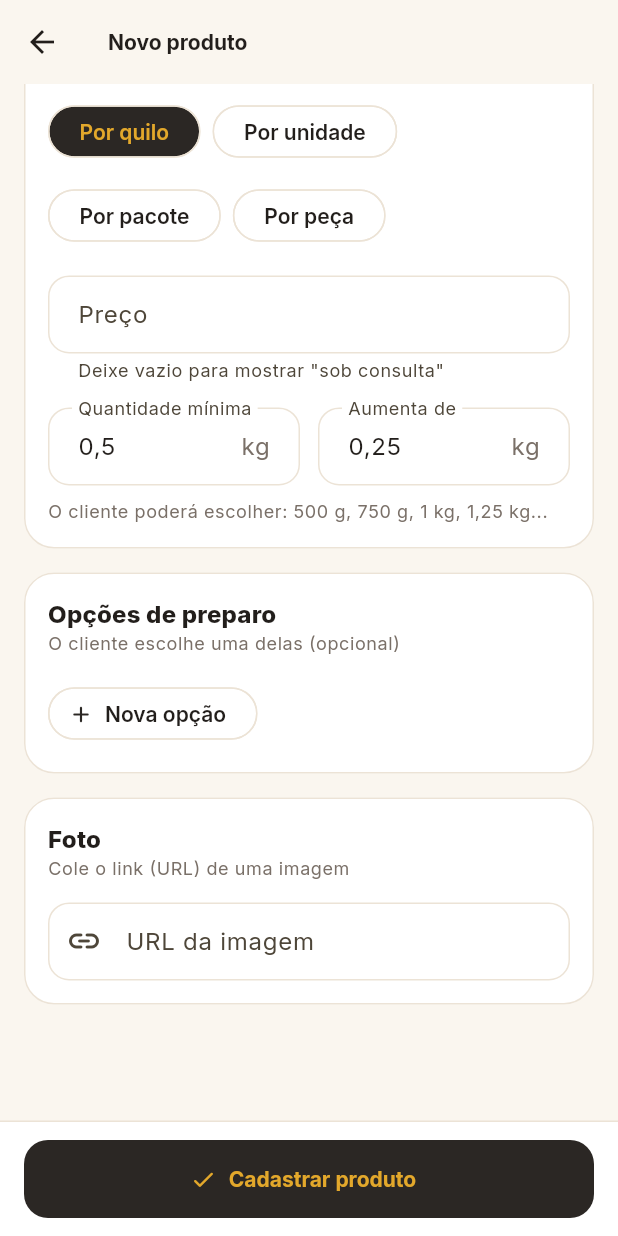
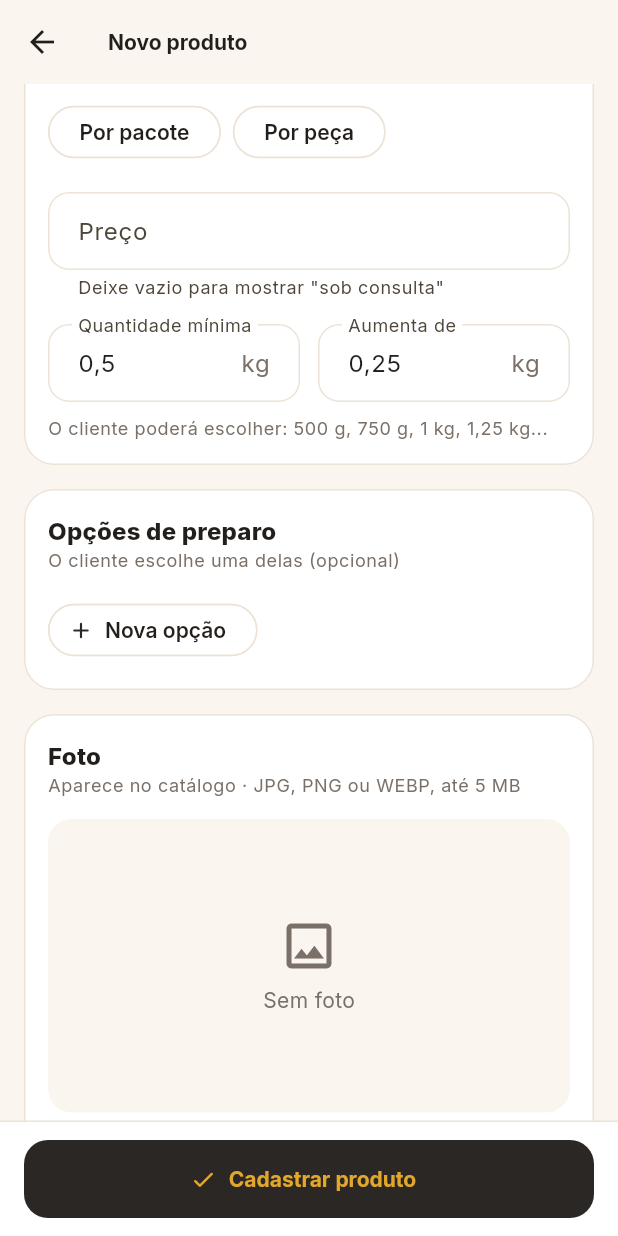
Before and after one commit to PauloH-Tech/App-Ribeiro-Meat, a Flutter app: the ProdutoFormPage screen opened directly with empty values, scrolled down 576 dp, after a tap on "Cadastrar produto", on a phone screen of 412 x 824 dp. Run offline on Flutter 3.47's test engine with Material 3 defaults, Android fonts, the phone set to English and light mode, and no system bars; our stand-ins replace google_fonts, image_picker, shared_preferences; accounts and stored records are empty; network calls fail.

Commit message:
salvamento de fotos no bucket s3

```diff
--- a/lib/pages/admin/admin_page.dart
+++ b/lib/pages/admin/admin_page.dart
@@ -49,7 +49,8 @@ class _PainelState extends State<_Painel> {
   @override
   void dispose() {
     // Ao sair do painel, o catálogo público reflete as alterações.
-    _catalogo.carregar();
+    // Silencioso: aqui não pode notificar a árvore de forma síncrona.
+    _catalogo.carregar(silencioso: true);
     super.dispose();
   }
 
--- a/lib/pages/admin/produto_form_page.dart
+++ b/lib/pages/admin/produto_form_page.dart
@@ -1,11 +1,13 @@
 import 'package:flutter/material.dart';
 import 'package:flutter/services.dart';
+import 'package:image_picker/image_picker.dart';
 import 'package:ribeiro_meat/config/tema.dart';
 import 'package:ribeiro_meat/models/admin.dart';
 import 'package:ribeiro_meat/models/opcao_preparo.dart';
 import 'package:ribeiro_meat/models/unidade_medida.dart';
 import 'package:ribeiro_meat/pages/admin/admin_utils.dart';
 import 'package:ribeiro_meat/services/admin_service.dart';
+import 'package:ribeiro_meat/utils/arquivo_imagem.dart';
 import 'package:ribeiro_meat/utils/formatador.dart';
 
 /// Cadastro/edição de produto. Retorna true (via pop) se algo foi salvo.
@@ -29,7 +31,6 @@ class _ProdutoFormPageState extends State<ProdutoFormPage> {
   final _form = GlobalKey<FormState>();
   late final TextEditingController _nome;
   late final TextEditingController _descricao;
-  late final TextEditingController _imagem;
   late final TextEditingController _minimo;
   late final TextEditingController _incremento;
   late final TextEditingController _pesoAproximado;
@@ -43,6 +44,15 @@ class _ProdutoFormPageState extends State<ProdutoFormPage> {
   late List<OpcaoPreparo> _preparos;
   bool _salvando = false;
 
+  /// URL da foto salva no produto (null = sem foto).
+  String? _fotoAtual;
+
+  /// Foto escolhida que ainda não foi enviada (vai para o S3 ao salvar).
+  Uint8List? _novaFoto;
+  String? _tipoNovaFoto;
+
+  bool get _temFoto => _novaFoto != null || _fotoAtual != null;
+
   bool get _editando => widget.produto != null;
 
   @override
@@ -51,7 +61,8 @@ class _ProdutoFormPageState extends State<ProdutoFormPage> {
     final p = widget.produto;
     _nome = TextEditingController(text: p?.name ?? '');
     _descricao = TextEditingController(text: p?.description ?? '');
-    _imagem = TextEditingController(text: p?.imageUrl ?? '');
+    final url = p?.imageUrl?.trim() ?? '';
+    _fotoAtual = url.isEmpty ? null : url;
     _unidade = p?.unitMeasurement ?? UnitMeasurement.kg;
     _minimo = TextEditingController(
       text: Formatador.numero(p?.minQuantity ?? _padrao(_unidade).$1),
@@ -74,7 +85,7 @@ class _ProdutoFormPageState extends State<ProdutoFormPage> {
     _precoPorKg = p?.pricePerKg ?? false;
     _preparosSelecionados = {...?p?.preparationOptions.map((o) => o.id)};
     _preparos = [...widget.preparos];
-    for (final c in [_minimo, _incremento, _imagem]) {
+    for (final c in [_minimo, _incremento]) {
       c.addListener(() => setState(() {}));
     }
   }
@@ -84,7 +95,6 @@ class _ProdutoFormPageState extends State<ProdutoFormPage> {
     for (final c in [
       _nome,
       _descricao,
-      _imagem,
       _minimo,
       _incremento,
       _pesoAproximado,
@@ -166,14 +176,106 @@ class _ProdutoFormPageState extends State<ProdutoFormPage> {
     });
   }
 
+  Future<void> _escolherFoto() async {
+    final XFile? arquivo;
+    try {
+      // Reduz no próprio aparelho: foto de celular fica leve e abaixo de 5 MB.
+      arquivo = await ImagePicker().pickImage(
+        source: ImageSource.gallery,
+        maxWidth: 1200,
+        maxHeight: 1200,
+        imageQuality: 85,
+      );
+    } catch (_) {
+      if (mounted) {
+        mostrarMensagem(context, 'Não foi possível abrir a foto', erro: true);
+      }
+      return;
+    }
+    if (arquivo == null) return; // cancelou
+    final bytes = await arquivo.readAsBytes();
+    if (!mounted) return;
+    final tipo = ArquivoImagem.tipo(bytes);
+    if (tipo == null) {
+      mostrarMensagem(
+        context,
+        'Formato não suportado. Use JPG, PNG ou WEBP.',
+        erro: true,
+      );
+      return;
+    }
+    if (bytes.length > ArquivoImagem.tamanhoMaximo) {
+      mostrarMensagem(context, 'A foto deve ter no máximo 5 MB.', erro: true);
+      return;
+    }
+    setState(() {
+      _novaFoto = bytes;
+      _tipoNovaFoto = tipo;
+    });
+  }
+
+  Widget _previaFoto() {
+    if (_novaFoto != null) {
+      return Image.memory(_novaFoto!, fit: BoxFit.cover);
+    }
+    if (_fotoAtual != null) {
+      return Image.network(
+        _fotoAtual!,
+        fit: BoxFit.cover,
+        errorBuilder: (_, _, _) => _semFoto('Não foi possível carregar a foto'),
+      );
+    }
+    return _semFoto('Sem foto');
+  }
+
+  Widget _semFoto(String texto) => Container(
+    color: Cores.fundo,
+    alignment: Alignment.center,
+    child: Column(
+      mainAxisSize: MainAxisSize.min,
+      children: [
+        const Icon(Icons.image_outlined, size: 40, color: Cores.textoSuave),
+        const SizedBox(height: 6),
+        Text(texto, style: const TextStyle(color: Cores.textoSuave)),
+      ],
+    ),
+  );
+
+  void _removerFoto() => setState(() {
+    _novaFoto = null;
+    _tipoNovaFoto = null;
+    _fotoAtual = null;
+  });
+
   Future<void> _salvar() async {
     if (!_form.currentState!.validate()) return;
     setState(() => _salvando = true);
+
+    // 1) Envia a foto nova (se houver) e usa a URL devolvida pela API.
+    if (_novaFoto != null) {
+      String? url;
+      final enviou = await executarAcao(context, () async {
+        url = await AdminService.enviarImagem(_novaFoto!, _tipoNovaFoto!);
+      });
+      if (!mounted) return;
+      if (!enviou) {
+        setState(() => _salvando = false);
+        return;
+      }
+      // Se o passo 2 falhar, um novo "Salvar" não reenvia a mesma foto.
+      setState(() {
+        _fotoAtual = url;
+        _novaFoto = null;
+        _tipoNovaFoto = null;
+      });
+    }
+
+    // 2) Salva o produto. A API apaga do S3 a foto antiga, se ela mudou.
     final form = ProdutoForm(
       categoryId: _categoriaId!,
       name: _nome.text,
       description: _descricao.text,
-      imageUrl: _imagem.text,
+      imageUrl: _fotoAtual ?? '',
       unitMeasurement: _unidade,
       minQuantity: _lerNumero(_minimo.text)!,
       increment: _lerNumero(_incremento.text)!,
@@ -443,48 +545,48 @@ class _ProdutoFormPageState extends State<ProdutoFormPage> {
             ),
             _Secao(
               titulo: 'Foto',
-              subtitulo: 'Cole o link (URL) de uma imagem',
+              subtitulo: 'Aparece no catálogo · JPG, PNG ou WEBP, até 5 MB',
               children: [
-                TextFormField(
-                  controller: _imagem,
-                  maxLength: 500,
-                  keyboardType: TextInputType.url,
-                  decoration: const InputDecoration(
-                    labelText: 'URL da imagem',
-                    hintText: 'https://...',
-                    counterText: '',
-                    prefixIcon: Icon(Icons.link_rounded),
+                ClipRRect(
+                  borderRadius: BorderRadius.circular(16),
+                  child: AspectRatio(
+                    aspectRatio: 16 / 9,
+                    child: _previaFoto(),
                   ),
-                  validator: (v) {
-                    final t = (v ?? '').trim();
-                    if (t.isEmpty) return null;
-                    final uri = Uri.tryParse(t);
-                    return uri == null ||
-                            !uri.hasScheme ||
-                            !uri.host.contains('.')
-                        ? 'Link inválido'
-                        : null;
-                  },
                 ),
-                if (_imagem.text.trim().isNotEmpty) ...[
-                  const SizedBox(height: 12),
-                  ClipRRect(
-                    borderRadius: BorderRadius.circular(16),
-                    child: AspectRatio(
-                      aspectRatio: 16 / 9,
-                      child: Image.network(
-                        _imagem.text.trim(),
-                        fit: BoxFit.cover,
-                        errorBuilder: (_, _, _) => Container(
-                          color: Cores.fundo,
-                          alignment: Alignment.center,
-                          child: const Text(
-                            'Não foi possível carregar a imagem',
-                            style: TextStyle(color: Cores.textoSuave),
-                          ),
+                const SizedBox(height: 12),
+                Wrap(
+                  spacing: 8,
+                  runSpacing: 8,
+                  crossAxisAlignment: WrapCrossAlignment.center,
+                  children: [
+                    OutlinedButton.icon(
+                      onPressed: _salvando ? null : _escolherFoto,
+                      icon: const Icon(Icons.photo_library_outlined),
+                      label: Text(_temFoto ? 'Trocar foto' : 'Escolher foto'),
+                    ),
+                    if (_temFoto)
+                      TextButton.icon(
+                        onPressed: _salvando ? null : _removerFoto,
+                        style: TextButton.styleFrom(
+                          foregroundColor: Cores.vinho,
                         ),
+                        icon: const Icon(Icons.delete_outline_rounded),
+                        label: const Text('Remover foto'),
                       ),
-                    ),
+                  ],
+                ),
+                if (_novaFoto != null) ...[
+                  const SizedBox(height: 8),
+                  Text(
+                    'Nova foto escolhida. Ela será enviada ao salvar.',
+                    style: tema.bodySmall?.copyWith(color: Cores.textoSuave),
+                  ),
+                ] else if (!_temFoto && widget.produto?.imageUrl != null) ...[
+                  const SizedBox(height: 8),
+                  Text(
+                    'A foto será removida ao salvar.',
+                    style: tema.bodySmall?.copyWith(color: Cores.textoSuave),
                   ),
                 ],
               ],
--- a/lib/services/api_service.dart
+++ b/lib/services/api_service.dart
@@ -1,7 +1,9 @@
 import 'dart:async';
 import 'dart:convert';
+import 'dart:typed_data';
 
 import 'package:http/http.dart' as http;
+import 'package:http_parser/http_parser.dart';
 import 'package:ribeiro_meat/config/app_config.dart';
 import 'package:ribeiro_meat/utils/erro_resposta.dart';
 
@@ -61,10 +63,34 @@ class ApiService {
   static Future<dynamic> delete(String path) =>
       _executar(() => http.delete(_uri(path), headers: _headers()));
 
-  static Future<dynamic> _executar(Future<http.Response> Function() req) async {
+  /// Envia um arquivo como multipart/form-data no campo [campo].
+  static Future<dynamic> enviarArquivo(
+    String path, {
+    required String campo,
+    required Uint8List bytes,
+    required String nomeArquivo,
+    required String contentType,
+  }) => _executar(() async {
+    final req = http.MultipartRequest('POST', _uri(path))
+      ..headers.addAll(_headers())
+      ..files.add(
+        http.MultipartFile.fromBytes(
+          campo,
+          bytes,
+          filename: nomeArquivo,
+          contentType: MediaType.parse(contentType),
+        ),
+      );
+    return http.Response.fromStream(await req.send());
+  }, timeout: const Duration(seconds: 60)); // upload em internet móvel
+
+  static Future<dynamic> _executar(
+    Future<http.Response> Function() req, {
+    Duration timeout = _timeout,
+  }) async {
     final http.Response res;
     try {
-      res = await req().timeout(_timeout);
+      res = await req().timeout(timeout);
     } on TimeoutException {
       throw ApiException(0, 'O servidor demorou para responder. Tente novamente.');
     } catch (_) {
--- /dev/null
+++ b/lib/utils/arquivo_imagem.dart
@@ -0,0 +1,37 @@
+import 'dart:typed_data';
+
+/// Regras das fotos de produto (as mesmas que a API valida).
+class ArquivoImagem {
+  static const tamanhoMaximo = 5 * 1024 * 1024;
+
+  static const _extensoes = {
+    'image/jpeg': 'jpg',
+    'image/png': 'png',
+    'image/webp': 'webp',
+  };
+
+  /// Descobre o tipo pelos primeiros bytes do arquivo (não confia no nome
+  /// nem na extensão). null = formato não suportado.
+  static String? tipo(Uint8List b) {
+    bool comeca(int pos, List<int> assinatura) {
+      if (b.length < pos + assinatura.length) return false;
+      for (var i = 0; i < assinatura.length; i++) {
+        if (b[pos + i] != assinatura[i]) return false;
+      }
+      return true;
+    }
+
+    if (comeca(0, [0xFF, 0xD8, 0xFF])) return 'image/jpeg';
+    if (comeca(0, [0x89, 0x50, 0x4E, 0x47, 0x0D, 0x0A, 0x1A, 0x0A])) {
+      return 'image/png';
+    }
+    // "RIFF" .... "WEBP"
+    if (comeca(0, [0x52, 0x49, 0x46, 0x46]) &&
+        comeca(8, [0x57, 0x45, 0x42, 0x50])) {
+      return 'image/webp';
+    }
+    return null;
+  }
+
+  static String extensao(String tipo) => _extensoes[tipo] ?? 'bin';
+}
--- a/pubspec.yaml
+++ b/pubspec.yaml
@@ -41,6 +41,8 @@ dependencies:
   google_fonts: 8.0.0
   flutter_localizations:
     sdk: flutter
+  image_picker: ^1.2.4
+  http_parser: ^4.1.2
 
 
 dev_dependencies:
```
Also changed, not shown: lib/services/admin_service.dart (+17 -0 lines), lib/state/catalogo_controller.dart (+12 -4 lines), pubspec.lock, 2 other files.
